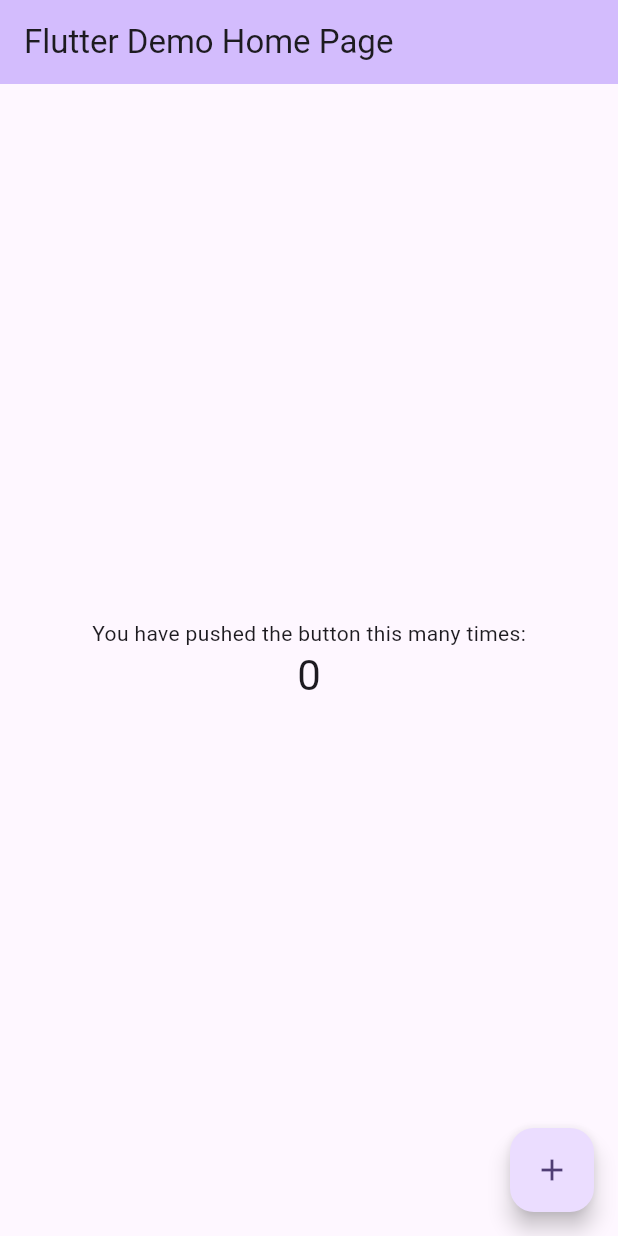
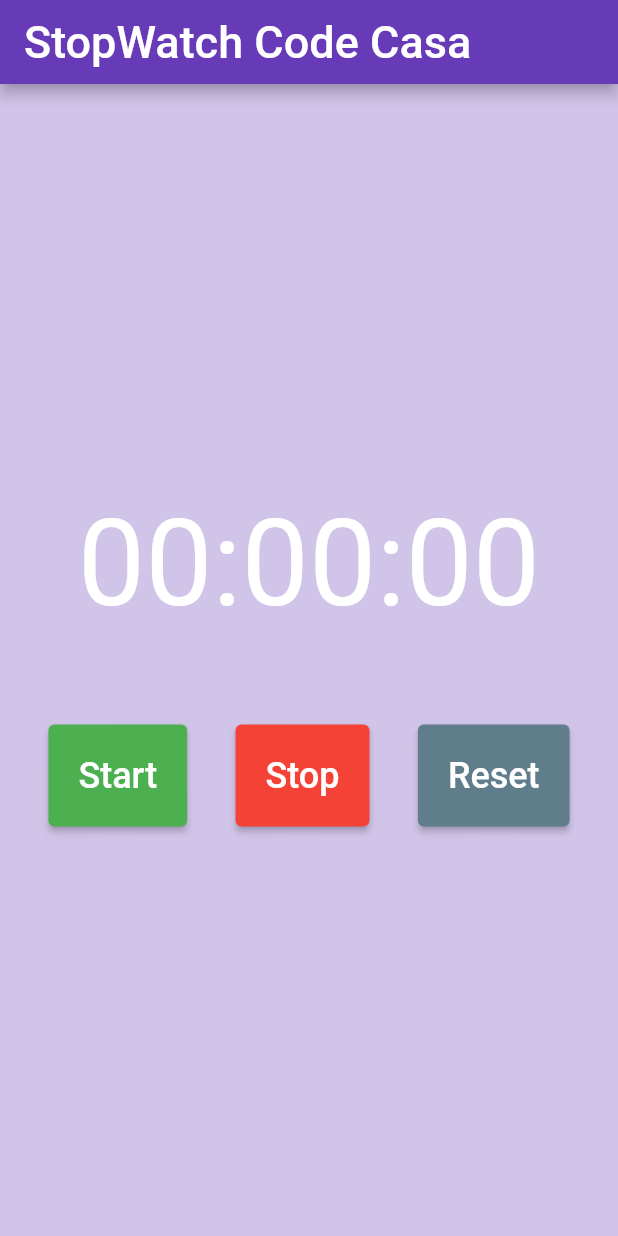
Before and after one commit to AryanC19/Code-Casa, a Flutter app: the screen it shows after launch, on a phone screen of 412 x 824 dp. Run offline on Flutter 3.47's test engine with Material 2 defaults, Android fonts, the light colour scheme and no system bars.

Commit message:
added functionality

```diff
--- a/lib/main.dart
+++ b/lib/main.dart
@@ -1,125 +1,113 @@
+import 'dart:async';
 import 'package:flutter/material.dart';
 
-void main() {
-  runApp(const MyApp());
-}
+void main() => runApp(const MyApp());
 
 class MyApp extends StatelessWidget {
   const MyApp({super.key});
 
-  // This widget is the root of your application.
   @override
   Widget build(BuildContext context) {
-    return MaterialApp(
-      title: 'Flutter Demo',
-      theme: ThemeData(
-        // This is the theme of your application.
-        //
-        // TRY THIS: Try running your application with "flutter run". You'll see
-        // the application has a blue toolbar. Then, without quitting the app,
-        // try changing the seedColor in the colorScheme below to Colors.green
-        // and then invoke "hot reload" (save your changes or press the "hot
-        // reload" button in a Flutter-supported IDE, or press "r" if you used
-        // the command line to start the app).
-        //
-        // Notice that the counter didn't reset back to zero; the application
-        // state is not lost during the reload. To reset the state, use hot
-        // restart instead.
-        //
-        // This works for code too, not just values: Most code changes can be
-        // tested with just a hot reload.
-        colorScheme: ColorScheme.fromSeed(seedColor: Colors.deepPurple),
-        useMaterial3: true,
-      ),
-      home: const MyHomePage(title: 'Flutter Demo Home Page'),
+    return const MaterialApp(
+      debugShowCheckedModeBanner: false,
+      title: 'StopWatch',
+      home: StopWatch(),
     );
   }
 }
 
-class MyHomePage extends StatefulWidget {
-  const MyHomePage({super.key, required this.title});
-
-  // This widget is the home page of your application. It is stateful, meaning
-  // that it has a State object (defined below) that contains fields that affect
-  // how it looks.
-
-  // This class is the configuration for the state. It holds the values (in this
-  // case the title) provided by the parent (in this case the App widget) and
-  // used by the build method of the State. Fields in a Widget subclass are
-  // always marked "final".
-
-  final String title;
+class StopWatch extends StatefulWidget {
+  const StopWatch({super.key});
 
   @override
-  State<MyHomePage> createState() => _MyHomePageState();
+  State<StopWatch> createState() => _StopWatchState();
 }
 
-class _MyHomePageState extends State<MyHomePage> {
-  int _counter = 0;
+class _StopWatchState extends State<StopWatch> {
+  final Stopwatch _stopwatch = Stopwatch();
 
-  void _incrementCounter() {
-    setState(() {
-      // This call to setState tells the Flutter framework that something has
-      // changed in this State, which causes it to rerun the build method below
-      // so that the display can reflect the updated values. If we changed
-      // _counter without calling setState(), then the build method would not be
-      // called again, and so nothing would appear to happen.
-      _counter++;
+  // Timer
+  late Timer _timer;
+  String _result = '00:00:00';
+
+  void _start() {
+    _timer = Timer.periodic(const Duration(milliseconds: 30), (Timer t) {
+      setState(() {
+        _result =
+            '${_stopwatch.elapsed.inMinutes.toString().padLeft(2, '0')}:${
+                (_stopwatch.elapsed.inSeconds % 60).toString().padLeft(2, '0')}:${
+                (_stopwatch.elapsed.inMilliseconds % 100).toString().padLeft(2, '0')}';
+      });
     });
+    _stopwatch.start();
+  }
+
+  void _stop() {
+    _timer.cancel();
+    _stopwatch.stop();
+  }
+
+  void _reset() {
+    _stop();
+    _stopwatch.reset();
+
+    setState(() {});
   }
 
   @override
   Widget build(BuildContext context) {
-    // This method is rerun every time setState is called, for instance as done
-    // by the _incrementCounter method above.
-    //
-    // The Flutter framework has been optimized to make rerunning build methods
-    // fast, so that you can just rebuild anything that needs updating rather
-    // than having to individually change instances of widgets.
     return Scaffold(
+      backgroundColor: Colors.deepPurple[100],
       appBar: AppBar(
-        // TRY THIS: Try changing the color here to a specific color (to
-        // Colors.amber, perhaps?) and trigger a hot reload to see the AppBar
-        // change color while the other colors stay the same.
-        backgroundColor: Theme.of(context).colorScheme.inversePrimary,
-        // Here we take the value from the MyHomePage object that was created by
-        // the App.build method, and use it to set our appbar title.
-        title: Text(widget.title),
+        title: const Text('StopWatch Code Casa', style: TextStyle(fontSize: 30, color: Colors.white)),
+        backgroundColor: Colors.deepPurple,
       ),
       body: Center(
-        // Center is a layout widget. It takes a single child and positions it
-        // in the middle of the parent.
         child: Column(
-          // Column is also a layout widget. It takes a list of children and
-          // arranges them vertically. By default, it sizes itself to fit its
-          // children horizontally, and tries to be as tall as its parent.
-          //
-          // Column has various properties to control how it sizes itself and
-          // how it positions its children. Here we use mainAxisAlignment to
-          // center the children vertically; the main axis here is the vertical
-          // axis because Columns are vertical (the cross axis would be
-          // horizontal).
-          //
-          // TRY THIS: Invoke "debug painting" (choose the "Toggle Debug Paint"
-          // action in the IDE, or press "p" in the console), to see the
-          // wireframe for each widget.
           mainAxisAlignment: MainAxisAlignment.center,
-          children: <Widget>[
-            const Text(
-              'You have pushed the button this many times:',
+          children: [
+            Text(
+              _result,
+              style: const TextStyle(fontSize: 80.0, color: Colors.white),
             ),
-            Text(
-              '$_counter',
-              style: Theme.of(context).textTheme.headlineMedium,
+            const SizedBox(
+              height: 60.0,
+            ),
+            Row(
+              mainAxisAlignment: MainAxisAlignment.spaceEvenly,
+              children: [
+                // Start button
+                ElevatedButton(
+                  onPressed: _start,
+                  style: ElevatedButton.styleFrom(
+                    primary: Colors.green,
+                    padding: const EdgeInsets.all(20.0),
+                  ),
+                  child: const Text('Start', style: TextStyle(fontSize: 24)),
+                ),
+                // Stop button
+                ElevatedButton(
+                  onPressed: _stop,
+                  style: ElevatedButton.styleFrom(
+                    primary: Colors.red,
+                    padding: const EdgeInsets.all(20.0),
+                  ),
+                  child: const Text('Stop', style: TextStyle(fontSize: 24)),
+                ),
+                // Reset button
+                ElevatedButton(
+                  onPressed: _reset,
+                  style: ElevatedButton.styleFrom(
+                    primary: Colors.blueGrey,
+                    padding: const EdgeInsets.all(20.0),
+                  ),
+                  child: const Text('Reset', style: TextStyle(fontSize: 24)),
+                ),
+              ],
             ),
           ],
         ),
       ),
-      floatingActionButton: FloatingActionButton(
-        onPressed: _incrementCounter,
-        tooltip: 'Increment',
-        child: const Icon(Icons.add),
-      ), // This trailing comma makes auto-formatting nicer for build methods.
     );
   }
 }
```
